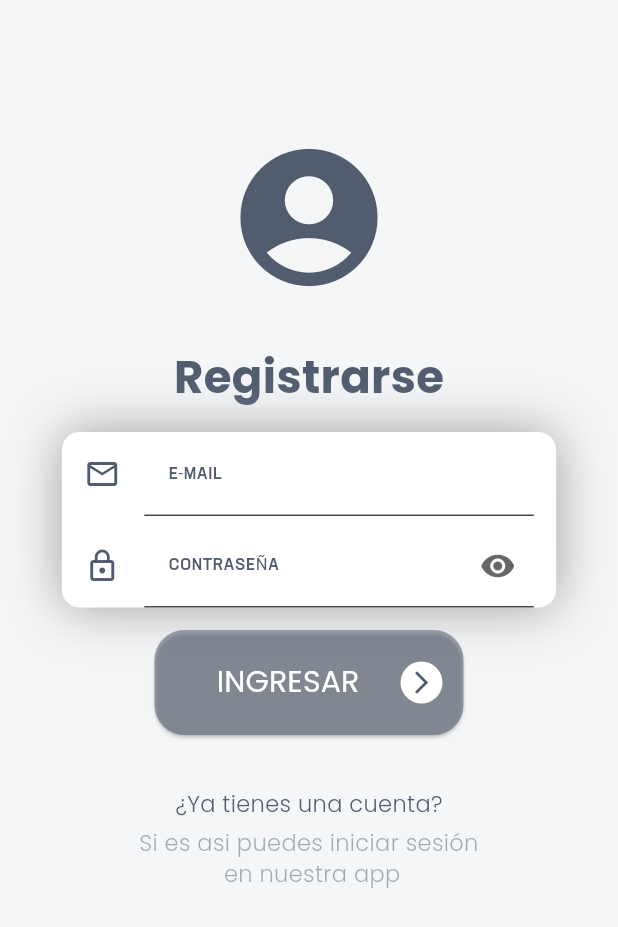
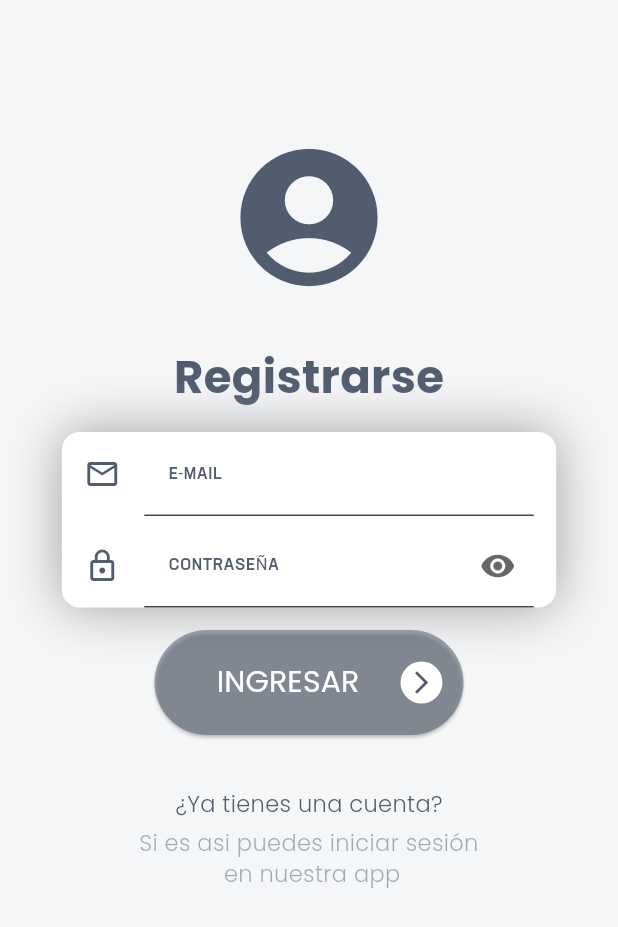
Before and after one commit to Aimas-Studio/Bisne-Flutter-app, a Flutter app: the RegisterPage screen opened directly, on a phone screen of 412 x 824 dp. Shown: the top 927 px of the screen. Run offline on Flutter 3.47's test engine with Material 3 defaults, Android fonts, the phone set to English and light mode, and no system bars; drawn by our look-alikes of reactive_forms; our stand-ins replace flutter_svg, flutter_swiper_null_safety, get, image_picker, shared_preferences; missing offline and left inert: flutter_link_previewer; accounts and stored records are empty; project files that could hold a hidden picture were left out.

Commit message:
making pull

```diff
--- a/lib/src/Pages/Search/search_page.dart
+++ b/lib/src/Pages/Search/search_page.dart
@@ -1,12 +1,9 @@
 //Dart Imports
-
-//Flutter Imports
-import 'dart:ffi';
 
 import 'package:bisne/src/Pages/Home/Providers/ShopsProvider.dart';
 import 'package:bisne/src/Pages/Search/Widgets/drawer_search_widget.dart';
 import 'package:bisne/src/Pages/Search/search_page_controller.dart';
-import 'package:bisne/src/core/widgets/CategoryButton.dart';
+import 'package:bisne/src/core/widgets/category_button.dart';
 import 'package:flutter/material.dart';
 import 'package:get/get.dart';
 
--- a/lib/src/Pages/Shop/shop_page.dart
+++ b/lib/src/Pages/Shop/shop_page.dart
@@ -1,17 +1,13 @@
-import 'dart:async';
-import 'dart:ffi';
-
 import 'package:bisne/src/Pages/Home/Providers/ProductsProvider.dart';
 import 'package:bisne/src/Pages/Shop/Widgets/shop_page_widgets.dart';
 import 'package:bisne/src/Pages/Shop/shop_page_controller.dart';
 import 'package:bisne/src/core/utils/interfaces_controller.dart';
-import 'package:bisne/src/core/widgets/CategoryButton.dart';
 import 'package:bisne/src/core/widgets/banner_promotional_widget.dart';
 import 'package:bisne/src/core/widgets/cards/card_tables.dart';
+import 'package:bisne/src/core/widgets/category_button.dart';
 import 'package:bisne/src/core/widgets/return_button_widget.dart';
 import 'package:bisne/src/core/widgets/search_input_widget.dart';
 import 'package:flutter/material.dart';
-import 'package:flutter_swiper_view/flutter_swiper_view.dart';
 import 'package:get/get.dart';
 
 import '../../core/widgets/secondary_app_bar.dart';
--- a/lib/src/core/widgets/bottom_nav_bar.dart
+++ b/lib/src/core/widgets/bottom_nav_bar.dart
@@ -3,7 +3,7 @@ import 'package:bisne/src/Pages/User/Providers/user_providers.dart';
 import 'package:flutter/material.dart';
 import 'package:get/get.dart';
 
-import '../Utils/colors.dart';
+import '../utils/colors.dart';
 
 class BottomNavBar extends StatelessWidget {
   BottomNavBar({super.key});
--- a/lib/src/core/widgets/buttons/custom_button_arrow_icon.dart
+++ b/lib/src/core/widgets/buttons/custom_button_arrow_icon.dart
@@ -30,8 +30,7 @@ class CustomButtonArrowIcon extends StatelessWidget {
         onPressed: enabled ? onPressed : () {},
         style: ButtonStyle(
           padding: const MaterialStatePropertyAll(EdgeInsets.zero),
-          shape: MaterialStatePropertyAll(
-              RoundedRectangleBorder(borderRadius: BorderRadius.circular(20))),
+          shape: const MaterialStatePropertyAll(StadiumBorder()),
           backgroundColor: MaterialStatePropertyAll(color),
         ),
         child: child,
--- a/lib/src/core/widgets/secondary_app_bar.dart
+++ b/lib/src/core/widgets/secondary_app_bar.dart
@@ -2,7 +2,6 @@ import 'package:bisne/src/Pages/Cart/cart_page.dart';
 import 'package:bisne/src/Pages/Shop/shop_page_controller.dart';
 import 'package:flutter/material.dart';
 import 'package:get/get.dart';
-import 'package:get/get_state_manager/src/rx_flutter/rx_obx_widget.dart';
 
 import '../utils/colors.dart';
 import 'return_button_widget.dart';
@@ -37,7 +36,7 @@ class IconCartWidget extends StatelessWidget {
     final _ = Get.find<ShopPageController>();
     return Badge(
       offset: const Offset(-3, 0),
-      isLabelVisible: _!.cart.isNotEmpty,
+      isLabelVisible: _.cart.isNotEmpty,
       largeSize: 22,
       alignment: Alignment.bottomLeft,
       backgroundColor: bisneColorPrimary,
```
Also changed, not shown: lib/src/core/widgets/category_button.dart (renamed from lib/src/core/widgets/CategoryButton.dart), 1 other file.
